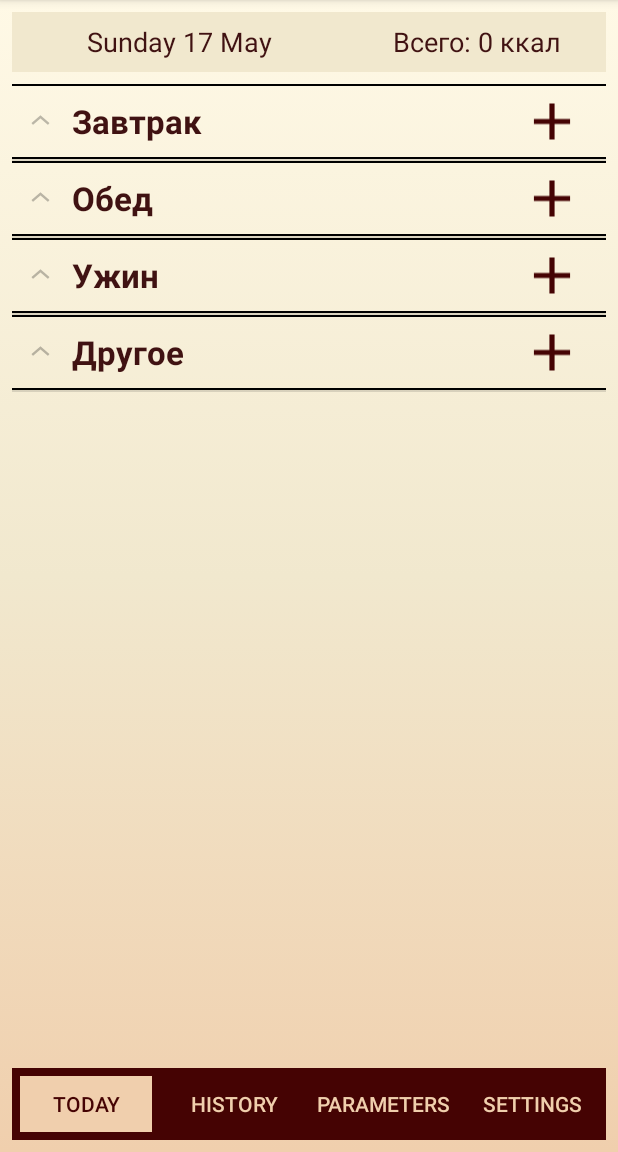
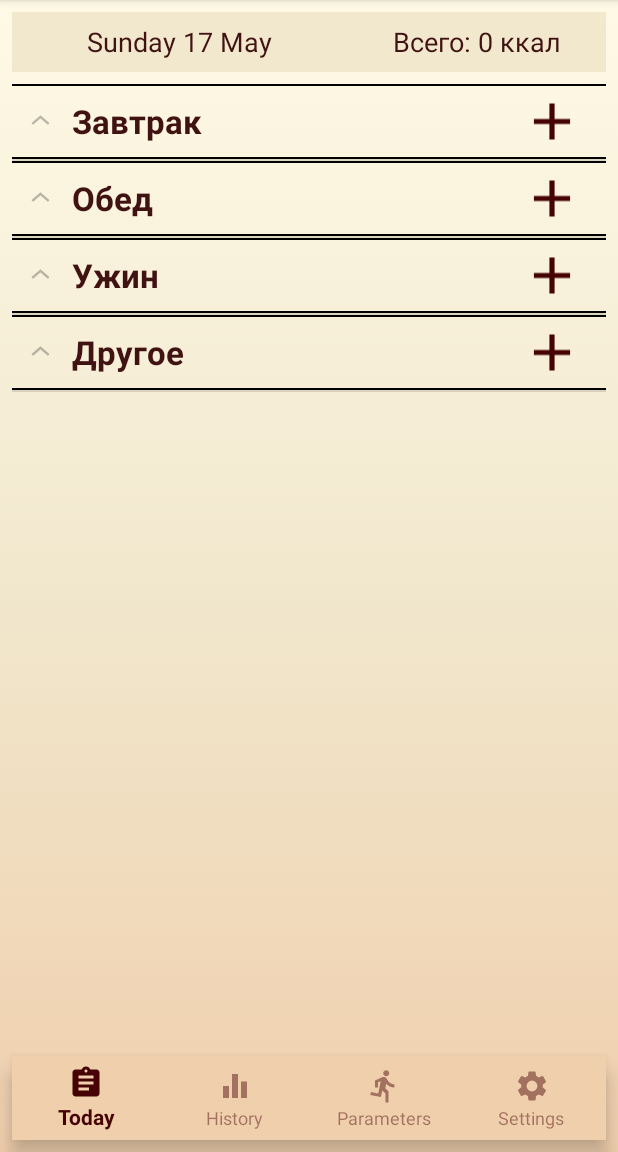
Before and after one commit to ecrikki/android_project, an Android app: the MainActivity screen opened directly, with no data from a screen before it, on a phone screen of 412 x 824 dp, the part 84-1236 px from its top. Run offline under Robolectric (Android 15) with nearby library versions, the phone set to English and light mode, and no system bars.

Commit message:
Menu color

```diff
--- a/app/src/main/java/com/example/calories/Add_Activity.java
+++ b/app/src/main/java/com/example/calories/Add_Activity.java
@@ -69,8 +69,8 @@
 
                 ImageView left = dialogView.findViewById(R.id.imageView3);
                 ImageView right = dialogView.findViewById(R.id.imageView4);
-                left.setImageResource(R.drawable.ic_chevron_left_black_24dp);
-                right.setImageResource(R.drawable.ic_chevron_right_black_24dp);
+                left.setImageResource(R.drawable.left_arrow);
+                right.setImageResource(R.drawable.right_arrow);
 
                 final AlertDialog alertDialog = builder.create();
                 alertDialog.show();
--- a/app/src/main/java/com/example/calories/MainActivity.java
+++ b/app/src/main/java/com/example/calories/MainActivity.java
@@ -273,7 +273,7 @@
                     builder.setView(dialogView);
 
                     Button yes = dialogView.findViewById(R.id.yes);
-                    final Button cancel = dialogView.findViewById(R.id.no);
+                    Button no = dialogView.findViewById(R.id.no);
 
                     TextView question = dialogView.findViewById(R.id.text);
                     question.setText("Вы действительно хотите удалить продукт" + " " + "(" + selected.getId_product() + ")?");
@@ -320,7 +320,7 @@
                         }
                     });
 
-                    cancel.setOnClickListener(new View.OnClickListener(){
+                    no.setOnClickListener(new View.OnClickListener(){
                         @Override
                         public void onClick(View v) {
                             alertDialog.dismiss();
--- a/app/src/main/res/drawable/button_main.xml
+++ /dev/null
@@ -1,29 +0,0 @@
-<?xml version="1.0" encoding="utf-8"?>
-<selector xmlns:android="http://schemas.android.com/apk/res/android">
-    <item android:state_pressed="true"
-        android:state_focused="true">
-        <shape>
-            <solid
-                android:color="#f0cfad" />
-            <stroke
-                android:width="8px"
-                android:color="#450303" />
-        </shape>
-    </item>
-    <item android:state_focused="true"
-        android:state_pressed="false">
-    <shape>
-        <solid
-            android:color="#f0cfad" />
-        <stroke
-            android:width="8px"
-            android:color="#450303" />
-    </shape>
-    </item>
-    <item>
-        <shape>
-            <solid
-                android:color="#450303" />
-        </shape>
-    </item>
-</selector>
--- a/app/src/main/res/drawable/button_text_main.xml
+++ /dev/null
@@ -1,13 +0,0 @@
-<?xml version="1.0" encoding="utf-8"?>
-<selector xmlns:android="http://schemas.android.com/apk/res/android">
-    <item
-        android:state_pressed="true"
-        android:state_focused="true"
-        android:color="#450303" />
-    <item
-        android:state_focused="true"
-        android:state_pressed="false"
-        android:color="#450303" />
-    <item
-        android:color="#f0cfad" />
-</selector>
--- /dev/null
+++ b/app/src/main/res/drawable/history.xml
@@ -0,0 +1,9 @@
+<vector xmlns:android="http://schemas.android.com/apk/res/android"
+        android:width="24dp"
+        android:height="24dp"
+        android:viewportWidth="24.0"
+        android:viewportHeight="24.0">
+    <path
+        android:fillColor="@color/Bard"
+        android:pathData="M10,20h4L14,4h-4v16zM4,20h4v-8L4,12v8zM16,9v11h4L20,9h-4z"/>
+</vector>
--- /dev/null
+++ b/app/src/main/res/drawable/menu_color.xml
@@ -0,0 +1,5 @@
+<?xml version="1.0" encoding="utf-8"?>
+<selector xmlns:android="http://schemas.android.com/apk/res/android">
+    <item android:color="#450303" android:state_checked="true" />
+    <item android:color="#75450303" />
+</selector>
--- /dev/null
+++ b/app/src/main/res/drawable/parameters.xml
@@ -0,0 +1,9 @@
+<vector xmlns:android="http://schemas.android.com/apk/res/android"
+        android:width="24dp"
+        android:height="24dp"
+        android:viewportWidth="24.0"
+        android:viewportHeight="24.0">
+    <path
+        android:fillColor="@color/Bard"
+        android:pathData="M13.49,5.48c1.1,0 2,-0.9 2,-2s-0.9,-2 -2,-2 -2,0.9 -2,2 0.9,2 2,2zM9.89,19.38l1,-4.4 2.1,2v6h2v-7.5l-2.1,-2 0.6,-3c1.3,1.5 3.3,2.5 5.5,2.5v-2c-1.9,0 -3.5,-1 -4.3,-2.4l-1,-1.6c-0.4,-0.6 -1,-1 -1.7,-1 -0.3,0 -0.5,0.1 -0.8,0.1l-5.2,2.2v4.7h2v-3.4l1.8,-0.7 -1.6,8.1 -4.9,-1 -0.4,2 7,1.4z"/>
+</vector>
--- /dev/null
+++ b/app/src/main/res/drawable/settings.xml
@@ -0,0 +1,9 @@
+<vector xmlns:android="http://schemas.android.com/apk/res/android"
+        android:width="28dp"
+        android:height="28dp"
+        android:viewportWidth="24"
+        android:viewportHeight="24">
+    <path
+        android:fillColor="@color/Bard"
+        android:pathData="M19.1,12.9a2.8,2.8 0,0 0,0.1 -0.9,2.8 2.8,0 0,0 -0.1,-0.9l2.1,-1.6a0.7,0.7 0,0 0,0.1 -0.6L19.4,5.5a0.7,0.7 0,0 0,-0.6 -0.2l-2.4,1a6.5,6.5 0,0 0,-1.6 -0.9l-0.4,-2.6a0.5,0.5 0,0 0,-0.5 -0.4H10.1a0.5,0.5 0,0 0,-0.5 0.4L9.3,5.4a5.6,5.6 0,0 0,-1.7 0.9l-2.4,-1a0.4,0.4 0,0 0,-0.5 0.2l-2,3.4c-0.1,0.2 0,0.4 0.2,0.6l2,1.6a2.8,2.8 0,0 0,-0.1 0.9,2.8 2.8,0 0,0 0.1,0.9L2.8,14.5a0.7,0.7 0,0 0,-0.1 0.6l1.9,3.4a0.7,0.7 0,0 0,0.6 0.2l2.4,-1a6.5,6.5 0,0 0,1.6 0.9l0.4,2.6a0.5,0.5 0,0 0,0.5 0.4h3.8a0.5,0.5 0,0 0,0.5 -0.4l0.3,-2.6a5.6,5.6 0,0 0,1.7 -0.9l2.4,1a0.4,0.4 0,0 0,0.5 -0.2l2,-3.4c0.1,-0.2 0,-0.4 -0.2,-0.6ZM12,15.6A3.6,3.6 0,1 1,15.6 12,3.6 3.6,0 0,1 12,15.6Z"/>
+</vector>
--- /dev/null
+++ b/app/src/main/res/drawable/today.xml
@@ -0,0 +1,9 @@
+<vector xmlns:android="http://schemas.android.com/apk/res/android"
+        android:width="24dp"
+        android:height="24dp"
+        android:viewportWidth="24.0"
+        android:viewportHeight="24.0">
+    <path
+        android:fillColor="@color/Bard"
+        android:pathData="M19,3h-4.18C14.4,1.84 13.3,1 12,1c-1.3,0 -2.4,0.84 -2.82,2L5,3c-1.1,0 -2,0.9 -2,2v14c0,1.1 0.9,2 2,2h14c1.1,0 2,-0.9 2,-2L21,5c0,-1.1 -0.9,-2 -2,-2zM12,3c0.55,0 1,0.45 1,1s-0.45,1 -1,1 -1,-0.45 -1,-1 0.45,-1 1,-1zM14,17L7,17v-2h7v2zM17,13L7,13v-2h10v2zM17,9L7,9L7,7h10v2z"/>
+</vector>
--- a/app/src/main/res/layout/activity_main.xml
+++ b/app/src/main/res/layout/activity_main.xml
@@ -8,72 +8,22 @@
     android:background="@drawable/custombackground"
     tools:context=".MainActivity">
 
-    <LinearLayout
-
-        android:id="@+id/linearLayout2"
+    <com.google.android.material.bottomnavigation.BottomNavigationView
+        android:id="@+id/menu"
         android:layout_width="0dp"
         android:layout_height="wrap_content"
         android:layout_marginStart="8dp"
         android:layout_marginEnd="8dp"
         android:layout_marginBottom="8dp"
-        android:background="#450303"
-        android:gravity="bottom"
-        android:orientation="horizontal"
+        android:background="@color/B"
+        app:itemIconSize="24dp"
+        app:itemIconTint="@drawable/menu_color"
+        app:itemTextColor="@drawable/menu_color"
+        app:labelVisibilityMode="labeled"
         app:layout_constraintBottom_toBottomOf="parent"
         app:layout_constraintEnd_toEndOf="parent"
         app:layout_constraintStart_toStartOf="parent"
-        app:layout_constraintTop_toBottomOf="@+id/linearLayout">
-
-        <Button
-            android:id="@+id/button_today"
-            android:layout_width="wrap_content"
-            android:layout_height="wrap_content"
-            android:layout_weight="1"
-            android:background="@drawable/button_main"
-            android:focusableInTouchMode="true"
-            android:onClick="onClick_Today"
-            android:selectAllOnFocus="false"
-            android:text="@string/button_today"
-            android:textColor="@drawable/button_text_main"
-            android:theme="@style/noClicks" />
-
-        <Button
-            android:id="@+id/button_history"
-            android:layout_width="wrap_content"
-            android:layout_height="wrap_content"
-            android:layout_weight="1"
-            android:background="@drawable/button_main"
-            android:focusableInTouchMode="true"
-            android:onClick="onClick_History"
-            android:text="@string/button_history"
-            android:textColor="@drawable/button_text_main"
-            android:theme="@style/noClicks" />
-
-        <Button
-            android:id="@+id/button_parameters"
-            android:layout_width="wrap_content"
-            android:layout_height="wrap_content"
-            android:layout_weight="1"
-            android:background="@drawable/button_main"
-            android:focusableInTouchMode="true"
-            android:onClick="onClick_Parameters"
-            android:text="@string/button_parameters"
-            android:textColor="@drawable/button_text_main"
-            android:theme="@style/noClicks" />
-
-        <Button
-            android:id="@+id/button_settings"
-            android:layout_width="wrap_content"
-            android:layout_height="wrap_content"
-            android:layout_weight="1"
-            android:background="@drawable/button_main"
-            android:focusableInTouchMode="true"
-            android:onClick="onClick_Settings"
-            android:text="@string/button_settings"
-            android:textColor="@drawable/button_text_main"
-            android:theme="@style/noClicks" />
-
-    </LinearLayout>
+        app:menu="@menu/menu" />
 
     <LinearLayout
         android:id="@+id/linearLayout"
@@ -83,9 +33,8 @@
         android:layout_marginStart="8dp"
         android:layout_marginTop="8dp"
         android:layout_marginEnd="8dp"
-        android:layout_marginBottom="8dp"
         android:orientation="vertical"
-        app:layout_constraintBottom_toTopOf="@+id/linearLayout2"
+        app:layout_constraintBottom_toTopOf="@+id/menu"
         app:layout_constraintEnd_toEndOf="parent"
         app:layout_constraintStart_toStartOf="parent"
         app:layout_constraintTop_toBottomOf="@+id/linearLayout4">
@@ -94,7 +43,8 @@
             android:id="@+id/expandableList"
             android:layout_width="match_parent"
             android:layout_height="match_parent"
-            android:layout_alignParentLeft="true"/>
+            android:layout_alignParentLeft="true"
+            android:layout_marginBottom="8dp" />
 
     </LinearLayout>
 
--- a/app/src/main/res/layout/dialog_delet.xml
+++ b/app/src/main/res/layout/dialog_delet.xml
@@ -39,7 +39,7 @@
             android:layout_height="match_parent"
             android:layout_marginTop="5dp"
             android:layout_weight="0.3"
-            app:srcCompat="@drawable/ic_help_outline_black_24dp" />
+            app:srcCompat="@drawable/question_delete" />
 
         <TextView
             android:id="@+id/text"
--- a/app/src/main/res/layout/dish.xml
+++ b/app/src/main/res/layout/dish.xml
@@ -19,9 +19,8 @@
             android:padding="10dp"
             android:paddingStart="35dp"
             android:text="sample"
-            android:textColor="#66541f"
             android:textSize="20sp"
-            android:textStyle="bold" />
+            android:textColor="#401212" />
 
         <TextView
             android:id="@+id/kkal"
@@ -30,8 +29,8 @@
             android:gravity="center_vertical"
             android:padding="5dp"
             android:text="sample"
-            android:textColor="#8c7329"
-            android:textSize="18sp" />
+            android:textSize="18sp"
+            android:textColor="#401212"/>
 
         <TextView
             android:id="@+id/gramm"
@@ -40,7 +39,7 @@
             android:gravity="center_vertical"
             android:padding="5dp"
             android:text="sample"
-            android:textColor="#8c7329"
-            android:textSize="18sp" />
+            android:textSize="18sp"
+            android:textColor="#401212"/>
     </LinearLayout>
 </FrameLayout>
--- a/app/src/main/res/layout/eating.xml
+++ b/app/src/main/res/layout/eating.xml
@@ -36,5 +36,5 @@
         android:layout_marginEnd="15dp"
         app:tint="@drawable/image"
         android:onClick="onClick_Add"
-        app:srcCompat="@drawable/ic_add_black_24dp" />
+        app:srcCompat="@drawable/add" />
 </FrameLayout>
--- /dev/null
+++ b/app/src/main/res/menu/menu.xml
@@ -0,0 +1,23 @@
+<?xml version="1.0" encoding="utf-8"?>
+<menu xmlns:android="http://schemas.android.com/apk/res/android">
+    <item
+        android:id="@+id/page_1"
+        android:enabled="true"
+        android:icon="@drawable/today"
+        android:title="@string/button_today" />
+    <item
+        android:id="@+id/page_2"
+        android:enabled="true"
+        android:icon="@drawable/history"
+        android:title="@string/button_history"/>
+    <item
+        android:id="@+id/page_3"
+        android:enabled="true"
+        android:icon="@drawable/parameters"
+        android:title="@string/button_parameters"/>
+    <item
+        android:id="@+id/page_4"
+        android:enabled="true"
+        android:icon="@drawable/settings"
+        android:title="@string/button_settings" />
+</menu>
--- a/app/src/main/res/values/colors.xml
+++ b/app/src/main/res/values/colors.xml
@@ -1,7 +1,7 @@
 <?xml version="1.0" encoding="utf-8"?>
 <resources>
-
     <color name="black">#050505</color>
     <color name="Peach">#E3CD8D</color>
     <color name="Bard">#450303</color>
+    <color name="B">#f0cfad</color>
 </resources>
--- a/app/src/main/res/values/styles.xml
+++ b/app/src/main/res/values/styles.xml
@@ -9,12 +9,4 @@
         <!--Убрать статс сверху-->
         <item name="android:windowFullscreen">true</item>
     </style>
-    <style name="noClicks" parent="@style/Widget.AppCompat.Button.Colored">
-        <item name="colorButtonNormal">@color/Bard</item>
-        <item name="android:textColor">@color/Peach</item>
-    </style>
-    <style name="onClicks" parent="@style/Widget.AppCompat.Button.Colored">
-        <item name="colorButtonNormal">@color/Peach</item>
-        <item name="android:textColor">@color/Bard</item>
-    </style>
 </resources>
```
Also changed, not shown: app/src/main/res/drawable/add.xml (renamed from app/src/main/res/drawable/ic_add_black_24dp.xml), app/src/main/res/drawable/left_arrow.xml (renamed from app/src/main/res/drawable/ic_chevron_left_black_24dp.xml), app/src/main/res/drawable/question_delete.xml (renamed from app/src/main/res/drawable/ic_help_outline_black_24dp.xml), app/src/main/res/drawable/right_arrow.xml (renamed from app/src/main/res/drawable/ic_chevron_right_black_24dp.xml).
